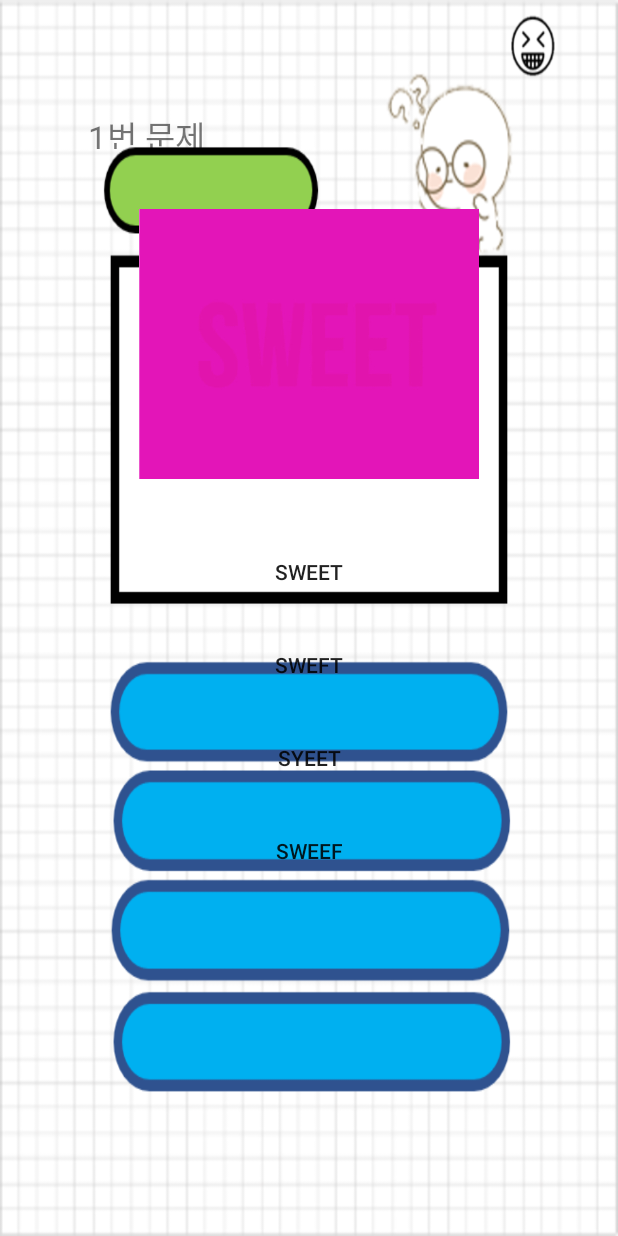
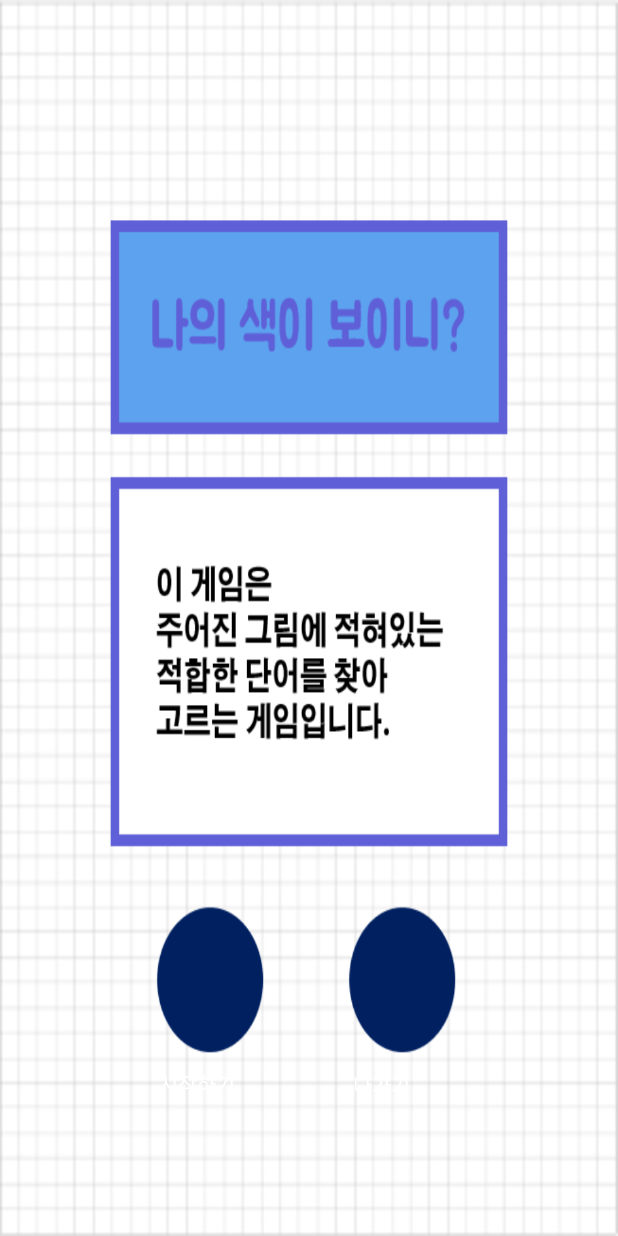
Before and after one commit to wnsduq6229/Androidproject, an Android app: the Title2_2Activity screen opened directly, with no data from a screen before it, after a tap on an icon or button, on a phone screen of 412 x 824 dp. Run offline under Robolectric (Android 15) with nearby library versions, the phone set to English and light mode, and no system bars.

Commit message:
모든 창 연결, 화면 수정 06/17/19시13분

```diff
--- a/app/src/main/AndroidManifest.xml
+++ b/app/src/main/AndroidManifest.xml
@@ -100,6 +100,13 @@
             </intent-filter>
         </activity>
 
+        <activity android:name=".quiz_description">
+            <intent-filter>
+                <action android:name="android.intent.action.MAIN"/>
+                <category android:name="android.intent.category.LAUNCHER"/>
+            </intent-filter>
+        </activity>
+
     </application>
 
 </manifest>
--- a/app/src/main/java/com/example/a10/androidpoject/Title2_2Activity.java
+++ b/app/src/main/java/com/example/a10/androidpoject/Title2_2Activity.java
@@ -50,7 +50,7 @@ public class Title2_2Activity extends AppCompatActivity {
             @Override
             public void onClick(View v) {
                 Intent intent = new Intent(
-                        getApplicationContext(),quiz_MainActivity.class);//현재 화면의 제어권자,다음 넘어갈 클래스 지정. 바꿔야댐
+                        getApplicationContext(),quiz_description.class);//현재 화면의 제어권자,다음 넘어갈 클래스 지정. 바꿔야댐
                 startActivity(intent);//다음화면으로 넘어간다.
             }
         });
--- /dev/null
+++ b/app/src/main/java/com/example/a10/androidpoject/quiz_description.java
@@ -0,0 +1,44 @@
+package com.example.a10.androidpoject;
+
+
+import android.content.Intent;
+import android.os.Bundle;
+import android.support.annotation.Nullable;
+import android.support.v7.app.AppCompatActivity;
+import android.view.View;
+import android.view.WindowManager;
+import android.widget.Button;
+
+
+public class quiz_description extends AppCompatActivity {
+    Button goQuizMain,goQuizBack;
+    @Override
+    protected void onCreate(Bundle savedInstanceState) {
+        super.onCreate(savedInstanceState);
+        setContentView(R.layout.activity_quiz_description);
+
+        goQuizMain=(Button)findViewById(R.id.goquizMain);
+        goQuizBack=(Button)findViewById(R.id.goquizBack);
+
+        goQuizMain.setOnClickListener(new View.OnClickListener() {
+            @Override
+            public void onClick(View v) {
+                Intent intent = new Intent(
+                        getApplicationContext(),quiz_MainActivity.class);//현재 화면의 제어권자,다음 넘어갈 클래스 지정
+                startActivity(intent);//다음화면으로 넘어간다.
+            }
+        });
+
+        goQuizBack.setOnClickListener(new View.OnClickListener() {
+            @Override
+            public void onClick(View v) {
+                Intent intent = new Intent(
+                        getApplicationContext(),Title2_2Activity.class);//현재 화면의 제어권자,다음 넘어갈 클래스 지정
+                startActivity(intent);//다음화면으로 넘어간다.
+            }
+        });
+
+        getWindow().setFlags(WindowManager.LayoutParams.FLAG_FULLSCREEN, WindowManager.LayoutParams.FLAG_FULLSCREEN);//화면의 제목 없애주는 문장
+        getSupportActionBar().hide();//화면의 제목 숨겨주는 문장
+    }
+}
--- /dev/null
+++ b/app/src/main/res/layout/activity_quiz_description.xml
@@ -0,0 +1,41 @@
+<?xml version="1.0" encoding="utf-8"?>
+<RelativeLayout xmlns:android="http://schemas.android.com/apk/res/android"
+    xmlns:app="http://schemas.android.com/apk/res-auto"
+    xmlns:tools="http://schemas.android.com/tools"
+    android:layout_width="match_parent"
+    android:layout_height="match_parent"
+    android:background="@drawable/quizdescription"
+    tools:context=".memory_Description">
+
+    <Button
+        android:id="@+id/goquizMain"
+        android:layout_width="wrap_content"
+        android:layout_height="wrap_content"
+        android:layout_alignParentStart="true"
+        android:layout_alignParentLeft="true"
+        android:layout_alignParentBottom="true"
+        android:layout_marginStart="87dp"
+        android:layout_marginLeft="87dp"
+        android:layout_marginBottom="78dp"
+        android:background="#00ff0000"
+        android:text="시작하기"
+        android:textColor="#FFFFFF" />
+
+    <Button
+        android:id="@+id/goquizBack"
+        android:layout_width="wrap_content"
+        android:layout_height="wrap_content"
+        android:layout_alignParentStart="true"
+        android:layout_alignParentLeft="true"
+        android:layout_alignParentBottom="true"
+        android:layout_marginStart="210dp"
+        android:layout_marginLeft="210dp"
+        android:layout_marginEnd="93dp"
+        android:layout_marginRight="93dp"
+        android:layout_marginBottom="77dp"
+        android:background="#00ff0000"
+        android:text="나가기"
+        android:textColor="#FFFFFF" />
+
+
+</RelativeLayout>
```
Also changed, not shown: app/src/main/res/drawable/quizdescription.png (added).
